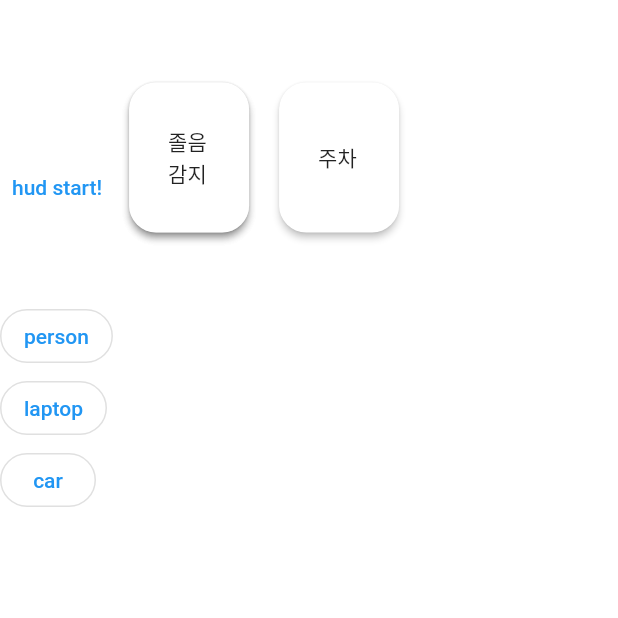
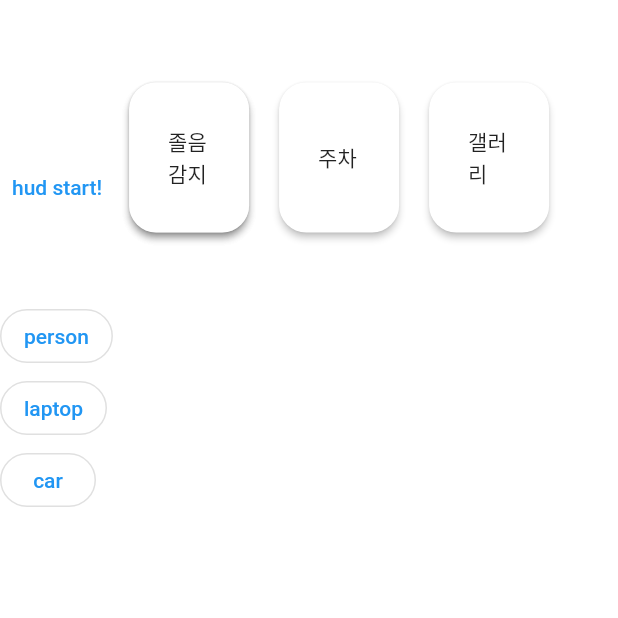
Before and after one commit to 21900646/CatchApp, a Flutter app: the screen it shows after launch, on a phone screen of 412 x 824 dp, the top half of it. Run offline on Flutter 3.47's test engine with Material 2 defaults, Android fonts, the phone set to English and light mode, and no system bars; our stand-ins replace camera, cloud_firestore, firebase_core, firebase_storage, flutter_native_screenshot, flutter_screenutil and 11 more; missing offline and left inert: google_ml_kit, tflite, tflite_flutter_helper; accounts and stored records are empty.

Commit message:
갤러리 version 1 제작

```diff
--- a/lib/bndbox.dart
+++ b/lib/bndbox.dart
@@ -9,6 +9,7 @@ import 'detectObject/home.dart';
 import 'main_screen.dart';
 
 bool user_want_same = false; //유저가 원하는 물체가 없다.
+String picture_name = '';
 
 class BndBox extends StatefulWidget{
   final List<dynamic> results;
@@ -113,6 +114,7 @@ class _BndBoxState extends State<BndBox> {
             if(re["detectedClass"]==user_want[i]){
               setState(() {
                 user_want_same = true;
+                picture_name = re["detectedClass"];
               });
             }
           if(!user_want_same)
@@ -138,6 +140,7 @@ class _BndBoxState extends State<BndBox> {
             if(re["detectedClass"]==user_want[i]){
               setState(() {
                 user_want_same = true;
+                picture_name = re["detectedClass"];
               });
             }
           if(!user_want_same)
--- a/lib/camera.dart
+++ b/lib/camera.dart
@@ -63,7 +63,6 @@ class _CameraState extends State<Camera> {
 
         controller.startImageStream((CameraImage img) async {
 
-          //방법 3(flutter_navtive_screenshot --성공 but. 두 개 찍히고 카메라가 너무 느려짐)
           if(user_want_same){
             String? path = await FlutterNativeScreenshot.takeScreenshot();
             print(path);
@@ -165,7 +164,7 @@ class _CameraState extends State<Camera> {
       FirebaseFirestore.instance
           .collection("user_picture")
           .doc("1")
-          .update({"url": url});
+          .update({'url':FieldValue.arrayUnion([url])});
     } catch (e) {
       print(e);
     }
--- a/lib/main_screen.dart
+++ b/lib/main_screen.dart
@@ -14,6 +14,7 @@ import 'package:tflite/tflite.dart';
 
 import 'detectDrawsy/face_detector_view.dart';
 import 'detectObject/camera.dart';
+import 'gallery.dart';
 import 'hud.dart';
 import 'main.dart';
 import 'pushed_pageA.dart';
@@ -284,6 +285,33 @@ class _MainScreenState extends State<MainScreen> {
                       ),
                     ],
                   ),
+
+                  Stack(
+                    children: <Widget>[
+                      Container(
+                        width: 100,
+                        height: 100,
+                        padding: EdgeInsets.symmetric(horizontal: 10.0),
+                        child: RaisedButton(
+                          shape: RoundedRectangleBorder(
+                              borderRadius: BorderRadius.circular(18.0)),
+                          color: Colors.white,
+                          child: Container(
+                              padding: EdgeInsets.all(10.0),
+                              child: Text('갤러리 ')),
+                          onPressed: () =>{
+                            Navigator.push(
+                              context,
+                              MaterialPageRoute(builder: (context) =>
+                                  Gallery(),
+                              ),
+                            )
+                          },
+                          // onSelectA(context: context, modelName: 'posenet'),
+                        ),
+                      ),
+                    ],
+                  ),
                 ],
               ),
             ),
```
Also changed, not shown: lib/gallery.dart (added, +54 -0 lines).
